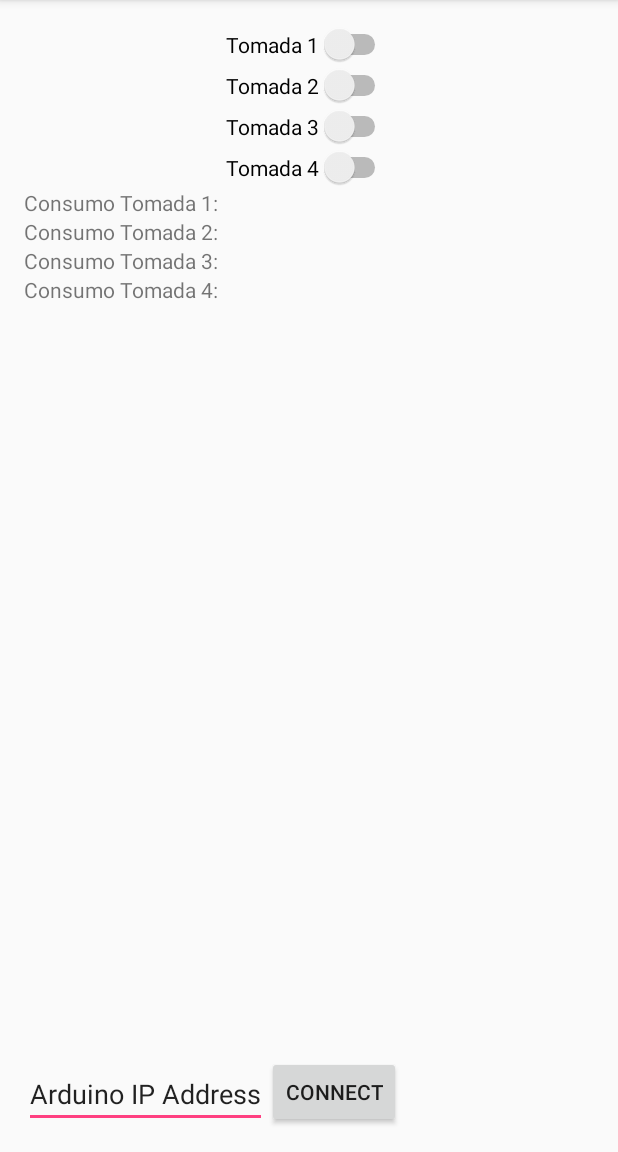
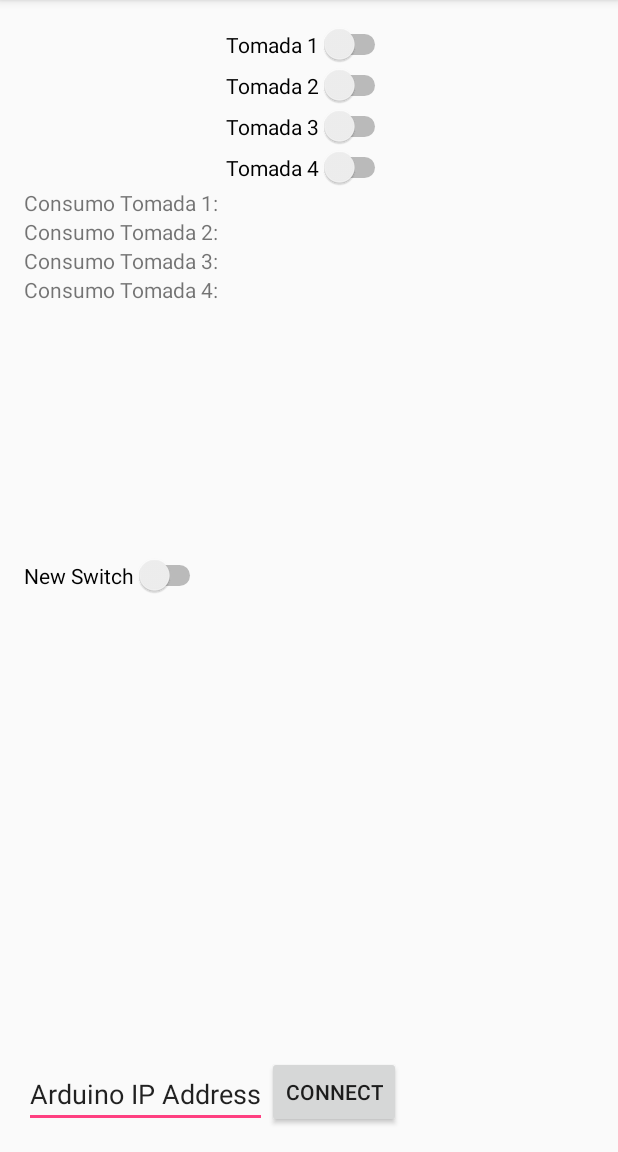
Before and after one commit to mariomenezes/ProjetoTCC, an Android app: the screen it shows after launch (MainActivity), on a phone screen of 412 x 824 dp, the part 84-1236 px from its top. Run offline under Robolectric (Android 15) with nearby library versions, the phone set to English and light mode, and no system bars; libraries missing offline, so code that uses them is left out: weka.associations, weka.core, weka.core.converters; 7 statements that could not run were skipped.

Commit message:
corrgidos alguns bugs

```diff
--- a/app/src/main/java/com/mmc/nanopower/MainActivity.java
+++ b/app/src/main/java/com/mmc/nanopower/MainActivity.java
@@ -8,14 +8,19 @@ import android.net.Uri;
 import android.support.v4.app.ActivityCompat;
 import android.support.v7.app.AppCompatActivity;
 import android.os.Bundle;
+import android.util.Log;
 import android.view.View;
 import android.widget.Button;
 import android.widget.CompoundButton;
 import android.widget.Switch;
 
+import com.mmc.nanopower.communication.SwitchStateListen;
 import com.mmc.nanopower.Classification.AprioriClassifi;
 import com.mmc.nanopower.Genetic.TSP_GA;
 import com.mmc.nanopower.communication.ArduinoPostRequest;
+
+
+//TODO provavelmente criar outra thread para verificar o estado dos botoes(dentro do onlistener nao funciona)
 
 public class MainActivity extends AppCompatActivity {
 
@@ -23,6 +28,7 @@ public class MainActivity extends AppCompatActivity {
     private Switch tomada_switch2;
     private Switch tomada_switch3;
     private Switch tomada_switch4;
+    private Switch switch_teste;
     private Button connect_button;
 
     @Override
@@ -34,24 +40,31 @@ public class MainActivity extends AppCompatActivity {
         //TODO test apriori
         new AprioriClassifi().execute();
 
+
         tomada_switch1 = (Switch) findViewById(R.id.tomada_switch1);
+        tomada_switch2 = (Switch) findViewById(R.id.tomada_switch2);
+        tomada_switch3 = (Switch) findViewById(R.id.tomada_switch3);
+        tomada_switch4 = (Switch) findViewById(R.id.tomada_switch4);
+
+        new SwitchStateListen(tomada_switch1,tomada_switch2,tomada_switch3,tomada_switch4).execute();
 
         tomada_switch1.setOnCheckedChangeListener(new CompoundButton.OnCheckedChangeListener() {
+
 
             @Override
             public void onCheckedChanged(CompoundButton buttonView,
                                          boolean isChecked) {
-
                 if(isChecked){
                    new ArduinoPostRequest().execute("t1high");
                 }else{
                     new ArduinoPostRequest().execute("t1low");
                 }
 
-            }
+                }
+
         });
 
-        tomada_switch2 = (Switch) findViewById(R.id.tomada_switch2);
+
 
         tomada_switch2.setOnCheckedChangeListener(new CompoundButton.OnCheckedChangeListener() {
 
@@ -68,7 +81,6 @@ public class MainActivity extends AppCompatActivity {
             }
         });
 
-        tomada_switch3 = (Switch) findViewById(R.id.tomada_switch3);
 
         tomada_switch3.setOnCheckedChangeListener(new CompoundButton.OnCheckedChangeListener() {
 
@@ -85,9 +97,10 @@ public class MainActivity extends AppCompatActivity {
             }
         });
 
-        tomada_switch4 = (Switch) findViewById(R.id.tomada_switch4);
 
         tomada_switch4.setOnCheckedChangeListener(new CompoundButton.OnCheckedChangeListener() {
+
+
 
             @Override
             public void onCheckedChanged(CompoundButton buttonView,
@@ -102,48 +115,63 @@ public class MainActivity extends AppCompatActivity {
             }
         });
 
+        switch_teste = (Switch) findViewById(R.id.switch_teste);
+
+        switch_teste.setOnCheckedChangeListener(new CompoundButton.OnCheckedChangeListener() {
+
+            @Override
+            public void onCheckedChanged(CompoundButton buttonView,
+                                         boolean isChecked) {
+
+
+                if(isChecked){
+                    Log.d("BOTAO", "ativado");
+                }else{
+                    Log.d("BOTAO", "desativado");
+                }
+
+            }
+        });
+
         connect_button = (Button) findViewById(R.id.button_connect);
 
         connect_button.setOnClickListener(new View.OnClickListener() {
 
             @Override
             public void onClick(View arg0) {
+                Log.d("CLICOU", " teste");
 
-                //TODO
+
 
             }
 
         });
 
 
-        TSP_GA genetico = new TSP_GA(50, 100);
+        //ArduinoPostRequest a = new ArduinoPostRequest();
+       // boolean b[] = a.getEstadoTomadas();
+        //tomada_switch1.setChecked(true);
+        //tomada_switch2.setChecked(true);
+        //tomada_switch3.setChecked(true);
+        //tomada_switch4.setChecked(true);
+
+        //TSP_GA genetico = new TSP_GA(50, 100);
+//        SwitchStateListen s = new SwitchStateListen(tomada_switch1, tomada_switch2,tomada_switch3,tomada_switch4);
+        //s.execute("teste");
+        //String stemp = s.getLinha();
+        //s.setEstadoTomada(stemp);
+
 
     }
 
-    public void addListenerOnButton() {
-
-        Button button = (Button) findViewById(R.id.button_connect);
-
-        button.setOnClickListener(new View.OnClickListener() {
-
-            @Override
-            public void onClick(View arg0) {
-
-                Intent browserIntent =
-                        new Intent(Intent.ACTION_VIEW, Uri.parse("http://www.mkyong.com"));
-                startActivity(browserIntent);
-
-            }
-
-        });
-
-    }
 
     // Storage Permissions variables
     private static final int REQUEST_EXTERNAL_STORAGE = 1;
     private static String[] PERMISSIONS_STORAGE = {
             Manifest.permission.READ_EXTERNAL_STORAGE,
             Manifest.permission.WRITE_EXTERNAL_STORAGE
+
+
     };
 
     //persmission method.
@@ -160,5 +188,8 @@ public class MainActivity extends AppCompatActivity {
                     REQUEST_EXTERNAL_STORAGE
             );
         }
+
     }
+
+
 }
--- /dev/null
+++ b/app/src/main/java/com/mmc/nanopower/communication/SwitchStateListen.java
@@ -0,0 +1,85 @@
+package com.mmc.nanopower.communication;
+
+import android.os.AsyncTask;
+import android.util.Log;
+import android.widget.Switch;
+
+import org.apache.http.HttpResponse;
+import org.apache.http.client.HttpClient;
+import org.apache.http.client.methods.HttpGet;
+import org.apache.http.impl.client.DefaultHttpClient;
+
+import java.io.BufferedReader;
+import java.io.InputStreamReader;
+import java.net.URI;
+
+/**
+ * Created by mario on 15/09/16.
+ */
+public class SwitchStateListen extends AsyncTask<String, Void, Boolean> {
+
+    private Switch tomada1;
+    private Switch tomada2;
+    private Switch tomada3;
+    private Switch tomada4;
+
+    public SwitchStateListen(Switch s1, Switch s2, Switch s3, Switch s4){
+        tomada1 = s1;
+        tomada2 = s2;
+        tomada3 = s3;
+        tomada4 = s4;
+    }
+
+    @Override
+    protected Boolean doInBackground(String... params) {
+
+        String URL = "http://10.10.0.50/";
+        String linha = "";
+        Boolean Erro = true;
+
+        //if (params.length > 0)
+            // faço qualquer coisa com os parâmetros
+        while (true) {
+            try {
+
+                Log.d("TOMADA agora ", " TESTE");
+                HttpClient client = new DefaultHttpClient();
+                HttpGet requisicao = new HttpGet();
+                requisicao.setHeader("Content-Type",
+                        "text/plain; charset=utf-8");
+                requisicao.setURI(new URI(URL));
+                HttpResponse resposta = client.execute(requisicao);
+                BufferedReader br = new BufferedReader(new InputStreamReader(
+                        resposta.getEntity().getContent()));
+                StringBuffer sb = new StringBuffer("");
+
+                while ((linha = br.readLine()) != null) {
+                    sb.append(linha);
+                }
+
+                br.close();
+
+                linha = sb.toString();
+
+                Log.d("TESTANDO", linha);
+                setEstadoTomada(linha);
+
+                Erro = false;
+
+            } catch (Exception e) {
+                Erro = true;
+            }
+            return Erro;
+       }
+    }
+
+    public void setEstadoTomada(String linha) {
+
+        Log.d("CHAMOU", " DOIDO");
+        tomada1.setChecked(linha.contains("te1on"));
+        tomada2.setChecked(linha.contains("te2on"));
+        tomada3.setChecked(linha.contains("te3on"));
+        tomada4.setChecked(linha.contains("te4on"));
+    }
+
+}
--- a/app/src/main/res/layout/activity_main.xml
+++ b/app/src/main/res/layout/activity_main.xml
@@ -101,4 +101,14 @@
         android:layout_below="@+id/textView4"
         android:layout_alignParentLeft="true"
         android:layout_alignParentStart="true" />
+
+    <Switch
+        android:layout_width="wrap_content"
+        android:layout_height="wrap_content"
+        android:text="New Switch"
+        android:id="@+id/switch_teste"
+        android:layout_centerVertical="true"
+        android:layout_alignParentLeft="true"
+        android:layout_alignParentStart="true"
+        android:checked="false" />
 </RelativeLayout>
```
Also changed, not shown: app/src/main/java/com/mmc/nanopower/communication/ArduinoPostRequest.java (+7 -1 lines), 1 other file.
